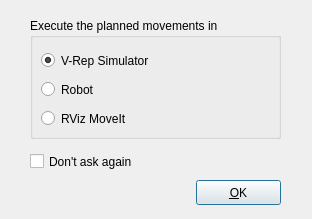
JoaoQPereira/motion_manager, file ui/mov_executedialog.ui: the form before one commit.
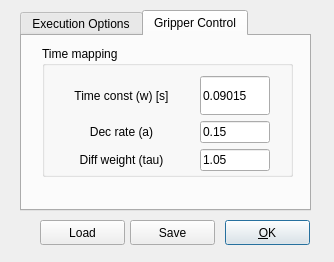
The form after the commit. The open tabs and pages were chosen to show the change.

Commit message: Delete moveit classes, execMovement (in V-rep and Sawyer) functions and execTask funtion, code organization, bugs fixed

Patch:
```diff
--- a/ui/mov_executedialog.ui
+++ b/ui/mov_executedialog.ui
@@ -6,20 +6,49 @@
    <rect>
     <x>0</x>
     <y>0</y>
-    <width>312</width>
-    <height>219</height>
+    <width>334</width>
+    <height>262</height>
    </rect>
   </property>
   <property name="windowTitle">
    <string>Execution Settings</string>
   </property>
+  <widget class="QPushButton" name="pushButtonOK">
+   <property name="geometry">
+    <rect>
+     <x>225</x>
+     <y>220</y>
+     <width>85</width>
+     <height>25</height>
+    </rect>
+   </property>
+   <property name="text">
+    <string>&amp;OK</string>
+   </property>
+  </widget>
+  <widget class="QTabWidget" name="tabWidget">
+   <property name="geometry">
+    <rect>
+     <x>20</x>
+     <y>10</y>
+     <width>291</width>
+     <height>201</height>
+    </rect>
+   </property>
+   <property name="currentIndex">
+    <number>0</number>
+   </property>
+   <widget class="QWidget" name="tabExecution">
+    <attribute name="title">
+     <string>Execution Options</string>
+    </attribute>
   <widget class="QGroupBox" name="groupBox_execute">
    <property name="geometry">
     <rect>
-     <x>30</x>
-     <y>18</y>
+       <x>20</x>
+       <y>10</y>
      <width>251</width>
-     <height>121</height>
+       <height>91</height>
     </rect>
    </property>
    <property name="font">
@@ -60,44 +89,169 @@
      <bool>true</bool>
     </property>
    </widget>
-   <widget class="QRadioButton" name="radioButton_execMov_MoveIt">
-    <property name="geometry">
-     <rect>
-      <x>11</x>
-      <y>89</y>
-      <width>161</width>
-      <height>23</height>
-     </rect>
-    </property>
-    <property name="text">
-     <string>RViz MoveIt</string>
-    </property>
-   </widget>
-  </widget>
-  <widget class="QPushButton" name="pushButtonOK">
-   <property name="geometry">
-    <rect>
-     <x>196</x>
-     <y>180</y>
-     <width>85</width>
-     <height>25</height>
-    </rect>
-   </property>
-   <property name="text">
-    <string>&amp;OK</string>
-   </property>
   </widget>
   <widget class="QCheckBox" name="checkBox_rememberChoice">
    <property name="geometry">
     <rect>
-     <x>30</x>
-     <y>150</y>
-     <width>161</width>
+       <x>80</x>
+       <y>110</y>
+       <width>131</width>
      <height>23</height>
     </rect>
    </property>
    <property name="text">
     <string>Don't ask again</string>
+     </property>
+    </widget>
+   </widget>
+   <widget class="QWidget" name="tabGripperControl">
+    <attribute name="title">
+     <string>Gripper Control</string>
+    </attribute>
+    <widget class="QGroupBox" name="groupBox_gripperControl">
+     <property name="geometry">
+      <rect>
+       <x>20</x>
+       <y>10</y>
+       <width>251</width>
+       <height>131</height>
+      </rect>
+     </property>
+     <property name="font">
+      <font>
+       <weight>50</weight>
+       <bold>false</bold>
+      </font>
+     </property>
+     <property name="title">
+      <string>Time mapping</string>
+     </property>
+     <widget class="QWidget" name="layoutWidget">
+      <property name="geometry">
+       <rect>
+        <x>7</x>
+        <y>30</y>
+        <width>221</width>
+        <height>95</height>
+       </rect>
+      </property>
+      <layout class="QVBoxLayout" name="verticalLayout">
+       <item>
+        <layout class="QHBoxLayout" name="horizontalLayout">
+         <item>
+          <widget class="QLabel" name="label_w">
+           <property name="minimumSize">
+            <size>
+             <width>0</width>
+             <height>0</height>
+            </size>
+           </property>
+           <property name="text">
+            <string>Time const (w) [s]</string>
+           </property>
+           <property name="alignment">
+            <set>Qt::AlignCenter</set>
+           </property>
+          </widget>
+         </item>
+         <item>
+          <widget class="QLineEdit" name="lineEdit_w">
+           <property name="maximumSize">
+            <size>
+             <width>70</width>
+             <height>50</height>
+            </size>
+           </property>
+           <property name="text">
+            <string>0.09015</string>
+           </property>
+          </widget>
+         </item>
+        </layout>
+       </item>
+       <item>
+        <layout class="QHBoxLayout" name="horizontalLayout_2">
+         <item>
+          <widget class="QLabel" name="label_a">
+           <property name="text">
+            <string>Dec rate (a)</string>
+           </property>
+           <property name="alignment">
+            <set>Qt::AlignCenter</set>
+           </property>
+          </widget>
+         </item>
+         <item>
+          <widget class="QLineEdit" name="lineEdit_a">
+           <property name="maximumSize">
+            <size>
+             <width>70</width>
+             <height>16777215</height>
+            </size>
+           </property>
+           <property name="text">
+            <string>0.15</string>
+           </property>
+          </widget>
+         </item>
+        </layout>
+       </item>
+       <item>
+        <layout class="QHBoxLayout" name="horizontalLayout_3">
+         <item>
+          <widget class="QLabel" name="label_tau">
+           <property name="text">
+            <string>Diff weight (tau)</string>
+           </property>
+           <property name="alignment">
+            <set>Qt::AlignCenter</set>
+           </property>
+          </widget>
+         </item>
+         <item>
+          <widget class="QLineEdit" name="lineEdit_tau">
+           <property name="maximumSize">
+            <size>
+             <width>70</width>
+             <height>16777215</height>
+            </size>
+           </property>
+           <property name="text">
+            <string>1.05</string>
+           </property>
+          </widget>
+         </item>
+        </layout>
+       </item>
+      </layout>
+     </widget>
+    </widget>
+   </widget>
+  </widget>
+  <widget class="QPushButton" name="pushButtonSave">
+   <property name="geometry">
+    <rect>
+     <x>130</x>
+     <y>220</y>
+     <width>85</width>
+     <height>25</height>
+    </rect>
+   </property>
+   <property name="text">
+    <string>Save</string>
+   </property>
+  </widget>
+  <widget class="QPushButton" name="pushButtonLoad">
+   <property name="geometry">
+    <rect>
+     <x>40</x>
+     <y>220</y>
+     <width>85</width>
+     <height>25</height>
+    </rect>
+   </property>
+   <property name="text">
+    <string>Load</string>
    </property>
   </widget>
  </widget>
```
Lines whose indentation alone changed are shown as unchanged. The commit also changes 63 other files.
